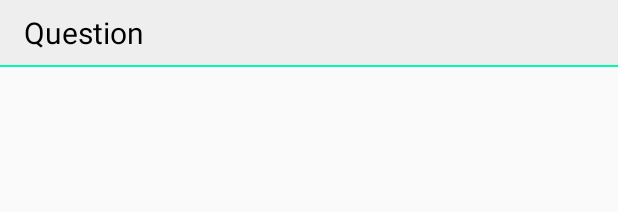
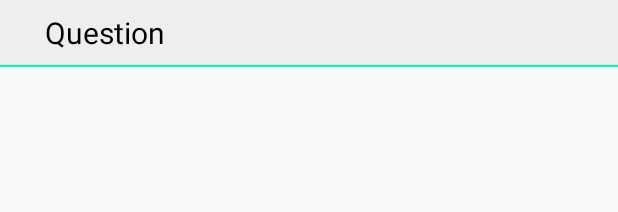
Before and after one commit to Droidcon-Boston/conference-app-android, an Android app: the layout faq_header.xml on its own in the app's theme, with its tools: preview values and no code run, on a phone screen of 412 x 824 dp. Shown: the top 212 px of the screen. Run offline under Robolectric (Android 15) with nearby library versions, the phone set to English and light mode, and no system bars.

Commit message:
fixed: layouts for faq and agenda list item with proper padding and margins

```diff
--- a/Droidcon-Boston/app/src/main/java/com/mentalmachines/droidcon_boston/data/UserAgendaRepo.kt
+++ b/Droidcon-Boston/app/src/main/java/com/mentalmachines/droidcon_boston/data/UserAgendaRepo.kt
@@ -15,11 +15,11 @@ class UserAgendaRepo private constructor(context: Context) {
         savedSessionIds.addAll(sharedPrefs.getStringSet(sessionIdsKey, HashSet<String>()))
     }
 
-    public fun isSessionBookmarked(sessionId : String) : Boolean {
+    fun isSessionBookmarked(sessionId : String) : Boolean {
         return savedSessionIds.contains(sessionId)
     }
 
-    public fun bookmarkSession(sessionId : String, flag : Boolean) {
+    fun bookmarkSession(sessionId : String, flag : Boolean) {
         if (flag) {
             savedSessionIds.add(sessionId)
         } else {
--- a/Droidcon-Boston/app/src/main/res/layout/agenda_fragment.xml
+++ b/Droidcon-Boston/app/src/main/res/layout/agenda_fragment.xml
@@ -10,7 +10,6 @@
         style="@style/AppTabLayout"
         android:layout_width="match_parent"
         android:layout_height="wrap_content"
-        android:layout_marginBottom="8dp"
         app:tabMode="fixed" />
 
     <android.support.v4.view.ViewPager
--- a/Droidcon-Boston/app/src/main/res/layout/faq_header.xml
+++ b/Droidcon-Boston/app/src/main/res/layout/faq_header.xml
@@ -1,28 +1,27 @@
 <?xml version="1.0" encoding="utf-8"?>
-<LinearLayout
-    xmlns:android="http://schemas.android.com/apk/res/android"
+<LinearLayout xmlns:android="http://schemas.android.com/apk/res/android"
     xmlns:tools="http://schemas.android.com/tools"
     android:layout_width="match_parent"
     android:layout_height="wrap_content"
     android:orientation="vertical">
 
     <TextView
-       android:layout_width="match_parent"
-       android:layout_height="wrap_content"
-       android:paddingLeft="16dp"
-       android:paddingRight="16dp"
-       android:paddingTop="8dp"
-       android:paddingBottom="8dp"
-       android:textSize="20sp"
-       android:fontFamily="sans-serif"
-       android:textColor="@android:color/black"
-       android:background="@color/colorBackground"
-       android:id="@+id/question_text"
-       tools:text="Question"/>
+        android:id="@+id/question_text"
+        android:layout_width="match_parent"
+        android:layout_height="wrap_content"
+        android:background="@color/colorBackground"
+        android:fontFamily="sans-serif"
+        android:paddingBottom="8dp"
+        android:paddingLeft="30dp"
+        android:paddingRight="16dp"
+        android:paddingTop="8dp"
+        android:textColor="@android:color/black"
+        android:textSize="20sp"
+        tools:text="Question" />
+
     <View
         android:layout_width="match_parent"
         android:layout_height="1dp"
-        android:layout_marginBottom="8dp"
-        android:background="@color/colorAccent"/>
+        android:background="@color/colorAccent" />
 
 </LinearLayout>
--- a/Droidcon-Boston/app/src/main/res/layout/schedule_item.xml
+++ b/Droidcon-Boston/app/src/main/res/layout/schedule_item.xml
@@ -5,15 +5,14 @@
     android:layout_width="match_parent"
     android:layout_height="wrap_content"
     android:orientation="horizontal"
-    android:paddingEnd="16dp"
-    android:layout_marginBottom="16dp"
+    android:padding="16dp"
     android:background="?attr/selectableItemBackground"
     android:id="@+id/rootLayout"
     tools:ignore="RtlSymmetry">
 
     <ImageView
         android:id="@+id/image_bookmark_hint"
-        android:layout_width="3dp"
+        android:layout_width="5dp"
         android:layout_height="match_parent"
         android:layout_marginStart="1dp"
         android:layout_marginEnd="24dp"
--- a/Droidcon-Boston/app/src/main/res/layout/schedule_item_header.xml
+++ b/Droidcon-Boston/app/src/main/res/layout/schedule_item_header.xml
@@ -29,8 +29,4 @@
         android:layout_width="match_parent"
         android:layout_height="1dp"
         android:background="@color/colorAccent"/>
-
-    <View
-        android:layout_width="match_parent"
-        android:layout_height="16dp" />
 </LinearLayout>
```
